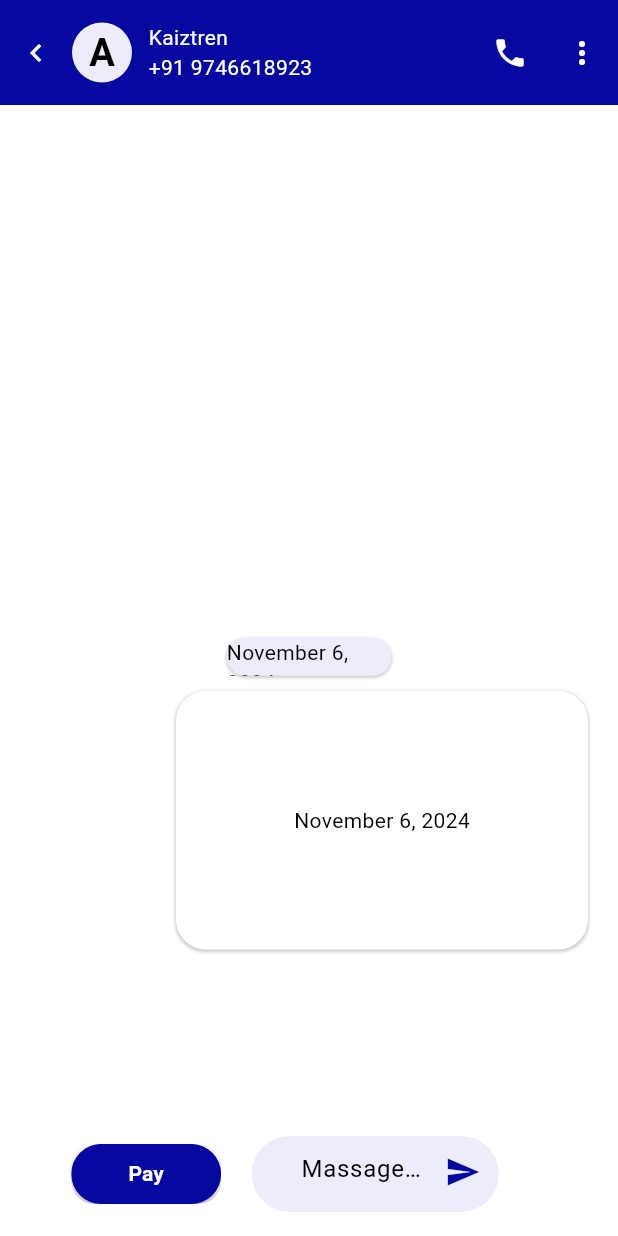
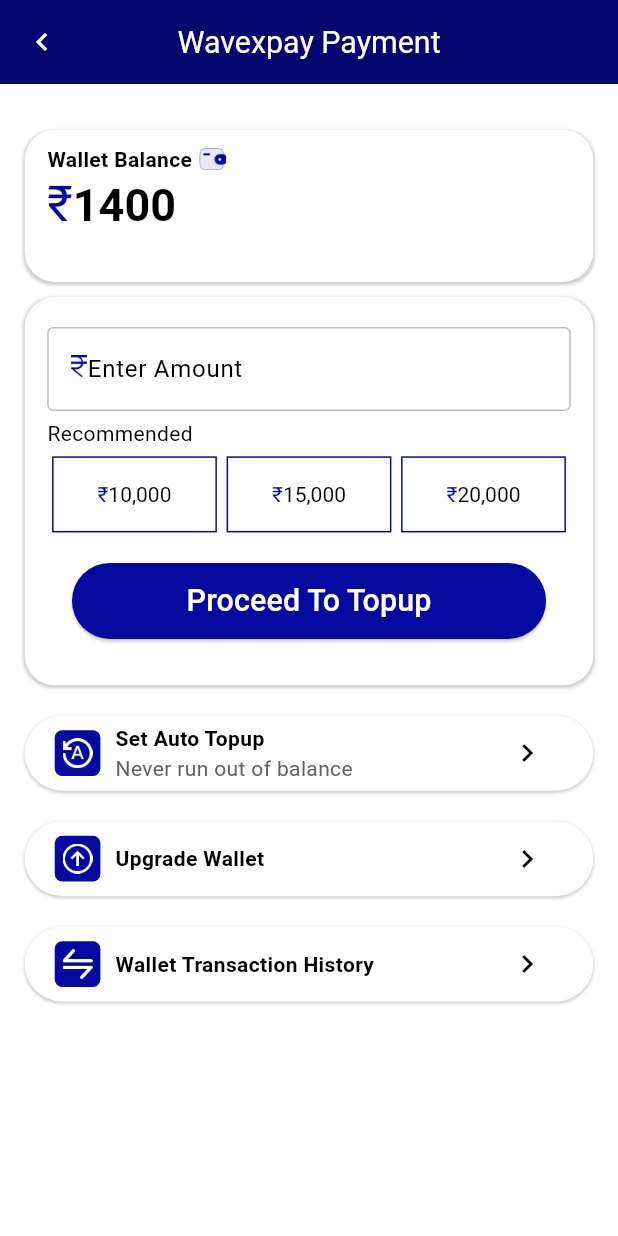
Before and after one commit to Yurembam375/WaveXpay, a Flutter app: the screen it shows after launch, on a phone screen of 412 x 824 dp. Run offline on Flutter 3.47's test engine with Material 3 defaults, Android fonts, the phone set to English and light mode, and no system bars; our stand-ins replace auto_route, buttons_tabbar, flutter_otp_text_field, flutter_screenutil, hexcolor, intl_phone_field and 2 more.

Commit message:
add waveXpay screen

```diff
--- a/lib/router/router.dart
+++ b/lib/router/router.dart
@@ -30,6 +30,9 @@
         AutoRoute(
           page: Paytocontactscreen.page,
         ),
-        AutoRoute(page: Paymentscreen.page, initial: true)
+        AutoRoute(
+          page: Paymentscreen.page,
+        ),
+        AutoRoute(page: Wavexpaymentscreen.page, initial: true)
       ];
 }
--- a/lib/src/payment_module/screen/PaymentScreen.dart
+++ b/lib/src/payment_module/screen/PaymentScreen.dart
@@ -121,7 +121,50 @@
                         ),
                       ],
                     ),
-                    child: const Center(child: Text("November 6, 2024"))),
+                    child: Padding(
+                      padding: const EdgeInsets.symmetric(
+                          vertical: 5, horizontal: 10),
+                      child: Column(
+                        mainAxisAlignment: MainAxisAlignment.start,
+                        crossAxisAlignment: CrossAxisAlignment.start,
+                        children: [
+                          const Text(
+                            "Payment to Abhit",
+                            style: TextStyle(fontSize: 17),
+                          ),
+                          SizedBox(
+                            height: 10.h,
+                          ),
+                          const Text(
+                            "₹2000",
+                            style: TextStyle(
+                              fontSize: 30,
+                            ),
+                          ),
+                          SizedBox(
+                            height: 50.h,
+                          ),
+                          Row(
+                            mainAxisAlignment: MainAxisAlignment.spaceBetween,
+                            children: [
+                              Row(
+                                children: [
+                                  Image.asset(
+                                    "assets/image/Group 1180.png",
+                                    height: 10,
+                                  ),
+                                  SizedBox(
+                                    width: 5.w,
+                                  ),
+                                  const Text("Sent Securely"),
+                                ],
+                              ),
+                              const Text("9:21 pm")
+                            ],
+                          )
+                        ],
+                      ),
+                    )),
               ],
             ),
           ),
@@ -146,7 +189,7 @@
                         20), // Border radius for the button
                   ),
                   child: const Text(
-                   "Pay",
+                    "Pay",
                     style: TextStyle(
                         color: Colors.white, fontWeight: FontWeight.bold),
                   ),
--- /dev/null
+++ b/lib/src/payment_module/screen/WaveXpaymentScreen.dart
@@ -0,0 +1,433 @@
+import 'package:auto_route/auto_route.dart';
+import 'package:flutter/material.dart';
+import 'package:flutter_screenutil/flutter_screenutil.dart';
+import 'package:hexcolor/hexcolor.dart';
+
+@RoutePage()
+class Wavexpaymentscreen extends StatelessWidget {
+  const Wavexpaymentscreen({super.key});
+
+  @override
+  Widget build(BuildContext context) {
+    return Scaffold(
+      appBar: AppBar(
+        title: Text(
+          "Wavexpay Payment",
+          style: TextStyle(color: Colors.white, fontSize: 20.sp),
+        ),
+        centerTitle: true,
+        backgroundColor: HexColor("#04076E"),
+        leading: IconButton(
+          onPressed: () {
+            // context.router.popAndPush(const DashboardRoute());
+          },
+          icon: const Icon(
+            Icons.keyboard_arrow_left,
+            color: Colors.white,
+          ),
+        ),
+      ),
+      body: Padding(
+        padding: EdgeInsets.symmetric(horizontal: 15.w, vertical: 30.h),
+        child: Column(
+          mainAxisAlignment: MainAxisAlignment.start,
+          children: [
+            Container(
+              padding: const EdgeInsets.symmetric(horizontal: 15, vertical: 10),
+              height: 100.h,
+              width: double.infinity,
+              decoration: BoxDecoration(
+                color: Colors.white,
+                borderRadius: BorderRadius.circular(20),
+                boxShadow: [
+                  BoxShadow(
+                    color: Colors.grey.withOpacity(0.5),
+                    spreadRadius: 0.5,
+                    blurRadius: 1,
+                    offset: const Offset(0, 1),
+                  ),
+                ],
+              ),
+              child: Column(
+                mainAxisAlignment: MainAxisAlignment.start,
+                crossAxisAlignment: CrossAxisAlignment.start,
+                children: [
+                  Row(
+                    children: [
+                      const Text(
+                        "Wallet Balance",
+                        style: TextStyle(fontWeight: FontWeight.bold),
+                      ),
+                      SizedBox(
+                        width: 3.w,
+                      ),
+                      Image.asset(
+                        "assets/image/Group 1199.png",
+                        height: 20,
+                      )
+                    ],
+                  ),
+                  RichText(
+                    text: TextSpan(
+                      text: '₹',
+                      style:
+                          TextStyle(fontSize: 33, color: HexColor("#05099F")),
+                      children: const <TextSpan>[
+                        TextSpan(
+                            text: '1400',
+                            style: TextStyle(
+                                fontWeight: FontWeight.bold,
+                                fontSize: 30,
+                                color: Colors.black)),
+                      ],
+                    ),
+                  ),
+                ],
+              ),
+            ),
+            SizedBox(
+              height: 10.h,
+            ),
+            Container(
+              height: 255.h,
+              padding: const EdgeInsets.symmetric(horizontal: 15, vertical: 20),
+              decoration: BoxDecoration(
+                color: Colors.white,
+                borderRadius: BorderRadius.circular(20),
+                boxShadow: [
+                  BoxShadow(
+                    color: Colors.grey.withOpacity(0.5),
+                    spreadRadius: 0.5,
+                    blurRadius: 1,
+                    offset: const Offset(0, 1),
+                  ),
+                ],
+              ),
+              child: Column(
+                mainAxisAlignment: MainAxisAlignment.start,
+                crossAxisAlignment: CrossAxisAlignment.start,
+                children: [
+                  TextFormField(
+                    // controller: houseController,
+                    validator: (value) {
+                      if (value == null || value.isEmpty) {
+                        return "Please enter your amount";
+                      }
+                      return null;
+                    },
+                    keyboardType: TextInputType.number,
+                    decoration: InputDecoration(
+                        prefix: Image.asset(
+                          "assets/image/Vector (24).png",
+                          height: 15,
+                        ),
+                        floatingLabelBehavior: FloatingLabelBehavior
+                            .always, // Makes label float on focus
+                        enabledBorder: OutlineInputBorder(
+                          borderSide: BorderSide(color: Colors.grey.shade400),
+                        ),
+                        focusedBorder: const OutlineInputBorder(
+                          borderSide: BorderSide(color: Colors.black),
+                        ),
+
+                        //fillColor: Colors.grey[200],
+                        //filled: true,
+                        hintText: "Enter Amount"),
+                  ),
+                  SizedBox(
+                    height: 5.h,
+                  ),
+                  const Text(
+                    "Recommended",
+                    style: TextStyle(color: Colors.black),
+                  ),
+                  SizedBox(
+                    height: 5.h,
+                  ),
+                  Row(
+                    mainAxisAlignment: MainAxisAlignment.spaceAround,
+                    children: [
+                      Container(
+                        height: 50.h,
+                        width: 100.w,
+                        decoration: BoxDecoration(
+                          border: Border.all(color: HexColor("#05099F")),
+                        ),
+                        child: Center(
+                          child: RichText(
+                            text: TextSpan(
+                              text: '₹',
+                              style: TextStyle(color: HexColor("#05099F")),
+                              children: const <TextSpan>[
+                                TextSpan(
+                                    text: '10,000',
+                                    style: TextStyle(color: Colors.black)),
+                              ],
+                            ),
+                          ),
+                        ),
+                      ),
+                      Container(
+                        height: 50.h,
+                        width: 100.w,
+                        decoration: BoxDecoration(
+                          border: Border.all(color: HexColor("#05099F")),
+                        ),
+                        child: Center(
+                          child: RichText(
+                            text: TextSpan(
+                              text: '₹',
+                              style: TextStyle(color: HexColor("#05099F")),
+                              children: const <TextSpan>[
+                                TextSpan(
+                                    text: '15,000',
+                                    style: TextStyle(color: Colors.black)),
+                              ],
+                            ),
+                          ),
+                        ),
+                      ),
+                      Container(
+                        height: 50.h,
+                        width: 100.w,
+                        decoration: BoxDecoration(
+                          border: Border.all(color: HexColor("#05099F")),
+                        ),
+                        child: Center(
+                          child: RichText(
+                            text: TextSpan(
+                              text: '₹',
+                              style: TextStyle(color: HexColor("#05099F")),
+                              children: const <TextSpan>[
+                                TextSpan(
+                                    text: '20,000',
+                                    style: TextStyle(color: Colors.black)),
+                              ],
+                            ),
+                          ),
+                        ),
+                      ),
+                    ],
+                  ),
+                  SizedBox(
+                    height: 20.h,
+                  ),
+                  Padding(
+                    padding: EdgeInsets.symmetric(
+                        horizontal: 15.w), // Use ScreenUtil for padding
+                    child: SizedBox(
+                      height: 50.h, // Use ScreenUtil to scale button height
+                      width: double.infinity,
+                      child: ElevatedButton(
+                        onPressed: () {},
+                        style: ButtonStyle(
+                          backgroundColor: WidgetStateProperty.all(
+                            HexColor("#05099F"),
+                          ),
+                        ),
+                        child: Text(
+                          "Proceed To Topup",
+                          style: TextStyle(
+                              fontSize: 20.sp,
+                              color:
+                                  Colors.white), // Use ScreenUtil for font size
+                        ),
+                      ),
+                    ),
+                  ),
+                ],
+              ),
+            ),
+            SizedBox(
+              height: 20.h,
+            ),
+            Container(
+              height: 50,
+              decoration: BoxDecoration(
+                color: Colors.white,
+                borderRadius: BorderRadius.circular(30),
+                boxShadow: [
+                  BoxShadow(
+                    color: Colors.grey.withOpacity(0.5),
+                    spreadRadius: 0.5,
+                    blurRadius: 1,
+                    offset: const Offset(0, 1),
+                  ),
+                ],
+              ),
+              child: Padding(
+                padding: const EdgeInsets.symmetric(horizontal: 20.0),
+                child: Row(
+                  mainAxisAlignment: MainAxisAlignment.spaceBetween,
+                  children: [
+                    Row(
+                      children: [
+                        Container(
+                          height: 30.h,
+                          width: 30.h,
+                          decoration: BoxDecoration(
+                            borderRadius: BorderRadius.circular(5),
+                            color: HexColor("#05099F"),
+                          ),
+                          child: Center(
+                            child: Image.asset(
+                              "assets/image/Vector (25).png",
+                              height: 20.0,
+                            ),
+                          ),
+                        ),
+                        const SizedBox(
+                          width: 10.0,
+                        ),
+                        Column(
+                          crossAxisAlignment: CrossAxisAlignment.start,
+                          mainAxisAlignment: MainAxisAlignment.center,
+                          children: [
+                            const Text(
+                              "Set Auto Topup",
+                              style: TextStyle(fontWeight: FontWeight.bold),
+                            ),
+                            Text(
+                              "Never run out of balance",
+                              style: TextStyle(color: Colors.grey[700]),
+                            ),
+                          ],
+                        ),
+                      ],
+                    ),
+                    IconButton(
+                      onPressed: () {},
+                      icon: const Icon(Icons.keyboard_arrow_right),
+                    ),
+                  ],
+                ),
+              ),
+            ),
+            SizedBox(
+              height: 20.h,
+            ),
+            Container(
+              height: 50,
+              decoration: BoxDecoration(
+                color: Colors.white,
+                borderRadius: BorderRadius.circular(30),
+                boxShadow: [
+                  BoxShadow(
+                    color: Colors.grey.withOpacity(0.5),
+                    spreadRadius: 0.5,
+                    blurRadius: 1,
+                    offset: const Offset(0, 1),
+                  ),
+                ],
+              ),
+              child: Padding(
+                padding: const EdgeInsets.symmetric(horizontal: 20.0),
+                child: Row(
+                  mainAxisAlignment: MainAxisAlignment.spaceBetween,
+                  children: [
+                    Row(
+                      children: [
+                        Container(
+                          height: 30.h,
+                          width: 30.h,
+                          decoration: BoxDecoration(
+                            borderRadius: BorderRadius.circular(5),
+                            color: HexColor("#05099F"),
+                          ),
+                          child: Center(
+                            child: Image.asset(
+                              "assets/image/Vector (26).png",
+                              height: 20.0,
+                            ),
+                          ),
+                        ),
+                        const SizedBox(
+                          width: 10.0,
+                        ),
+                        const Column(
+                          crossAxisAlignment: CrossAxisAlignment.start,
+                          mainAxisAlignment: MainAxisAlignment.center,
+                          children: [
+                            Text(
+                              "Upgrade Wallet",
+                              style: TextStyle(fontWeight: FontWeight.bold),
+                            ),
+                          ],
+                        ),
+                      ],
+                    ),
+                    IconButton(
+                      onPressed: () {},
+                      icon: const Icon(Icons.keyboard_arrow_right),
+                    ),
+                  ],
+                ),
+              ),
+            ),
+            SizedBox(
+              height: 20.h,
+            ),
+            Container(
+              height: 50,
+              decoration: BoxDecoration(
+                color: Colors.white,
+                borderRadius: BorderRadius.circular(30),
+                boxShadow: [
+                  BoxShadow(
+                    color: Colors.grey.withOpacity(0.5),
+                    spreadRadius: 0.5,
+                    blurRadius: 1,
+                    offset: const Offset(0, 1),
+                  ),
+                ],
+              ),
+              child: Padding(
+                padding: const EdgeInsets.symmetric(horizontal: 20.0),
+                child: Row(
+                  mainAxisAlignment: MainAxisAlignment.spaceBetween,
+                  children: [
+                    Row(
+                      children: [
+                        Container(
+                          height: 30.h,
+                          width: 30.h,
+                          decoration: BoxDecoration(
+                            borderRadius: BorderRadius.circular(5),
+                            color: HexColor("#05099F"),
+                          ),
+                          child: Center(
+                            child: Image.asset(
+                              "assets/image/Vector (27).png",
+                              height: 20.0,
+                            ),
+                          ),
+                        ),
+                        const SizedBox(
+                          width: 10.0,
+                        ),
+                        const Column(
+                          crossAxisAlignment: CrossAxisAlignment.start,
+                          mainAxisAlignment: MainAxisAlignment.center,
+                          children: [
+                            Text(
+                              "Wallet Transaction History",
+                              style: TextStyle(fontWeight: FontWeight.bold),
+                            ),
+                          ],
+                        ),
+                      ],
+                    ),
+                    IconButton(
+                      onPressed: () {},
+                      icon: const Icon(Icons.keyboard_arrow_right),
+                    ),
+                  ],
+                ),
+              ),
+            )
+          ],
+        ),
+      ),
+    );
+  }
+}
```
Also changed, not shown: assets/image/Group 1180.png (added), assets/image/Group 1199.png (added), assets/image/Vector (24).png (added), assets/image/Vector (25).png (added), assets/image/Vector (26).png (added), assets/image/Vector (27).png (added), lib/router/router.gr.dart.
